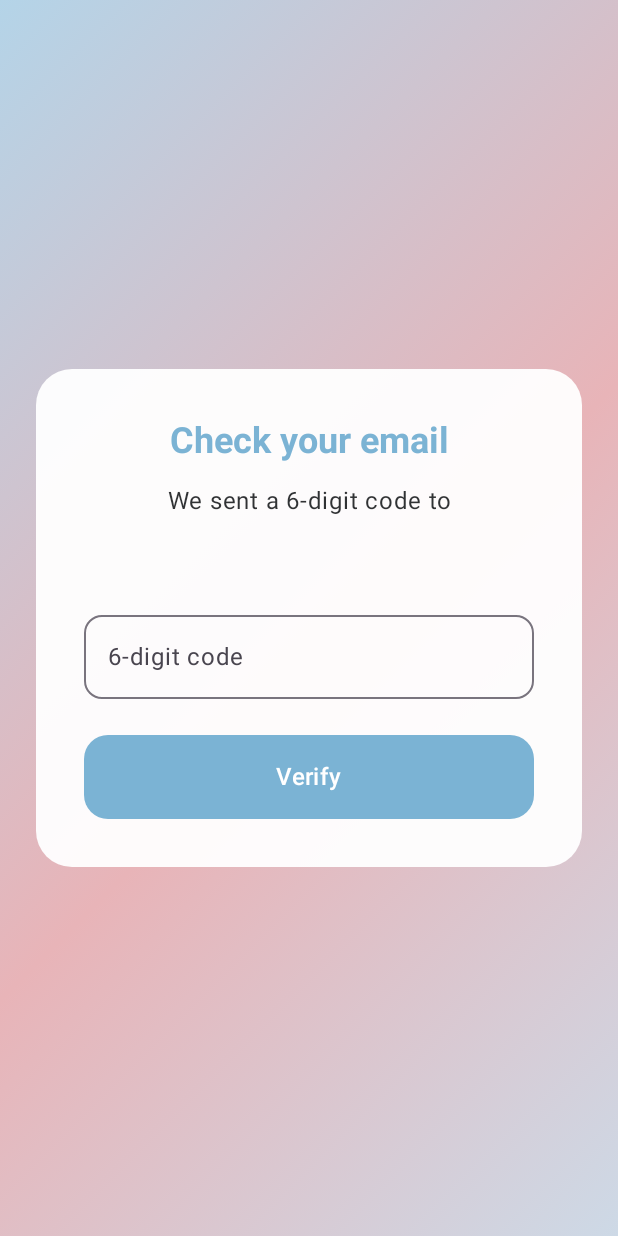
After one commit to lf0rlance/sweng24-guidewirehomealarm, an Android app built with Jetpack Compose: the composable OtpScreen called with empty values, on a phone screen of 412 x 824 dp. The commit adds this screen. Run offline under Robolectric (Android 15) with nearby library versions, the phone set to English and light mode, and no system bars.

Commit message:
Two factor authentication, email verification

```diff
--- /dev/null
+++ b/frontend/app/src/main/java/com/example/guidewirehomesecurityapp/ui/screens/OtpScreen.kt
@@ -0,0 +1,139 @@
+package com.example.guidewirehomesecurityapp.ui.screens
+
+import android.widget.Toast
+import androidx.compose.foundation.background
+import androidx.compose.foundation.layout.*
+import androidx.compose.foundation.shape.RoundedCornerShape
+import androidx.compose.foundation.text.KeyboardOptions
+import androidx.compose.material3.*
+import androidx.compose.runtime.*
+import androidx.compose.ui.Alignment
+import androidx.compose.ui.Modifier
+import androidx.compose.ui.draw.clip
+import androidx.compose.ui.geometry.Offset
+import androidx.compose.ui.graphics.Brush
+import androidx.compose.ui.platform.LocalContext
+import androidx.compose.ui.text.font.FontWeight
+import androidx.compose.ui.text.input.KeyboardType
+import androidx.compose.ui.text.style.TextAlign
+import androidx.compose.ui.unit.dp
+import com.example.guidewirehomesecurityapp.auth.BackendAuthService
+
+@Composable
+fun OtpScreen(
+    email: String,
+    modifier: Modifier = Modifier,
+    onVerified: () -> Unit = {}
+) {
+    val context = LocalContext.current
+    val colorScheme = MaterialTheme.colorScheme
+    var code by remember { mutableStateOf("") }
+    var isLoading by remember { mutableStateOf(false) }
+
+    Box(
+        modifier = modifier
+            .fillMaxSize()
+            .background(
+                brush = Brush.linearGradient(
+                    colors = listOf(
+                        colorScheme.primaryContainer,
+                        colorScheme.secondaryContainer,
+                        colorScheme.primaryContainer.copy(alpha = 0.7f)
+                    ),
+                    start = Offset(0f, 0f),
+                    end = Offset(1000f, 1000f)
+                )
+            )
+    ) {
+        Column(
+            modifier = Modifier
+                .fillMaxSize()
+                .padding(24.dp),
+            horizontalAlignment = Alignment.CenterHorizontally,
+            verticalArrangement = Arrangement.Center
+        ) {
+            Column(
+                modifier = Modifier
+                    .fillMaxWidth()
+                    .clip(RoundedCornerShape(24.dp))
+                    .background(colorScheme.surface.copy(alpha = 0.95f))
+                    .padding(32.dp),
+                horizontalAlignment = Alignment.CenterHorizontally
+            ) {
+                Text(
+                    text = "Check your email",
+                    style = MaterialTheme.typography.headlineSmall,
+                    fontWeight = FontWeight.Bold,
+                    color = colorScheme.primary,
+                    textAlign = TextAlign.Center
+                )
+                Spacer(Modifier.height(12.dp))
+                Text(
+                    text = "We sent a 6-digit code to\n$email",
+                    style = MaterialTheme.typography.bodyLarge,
+                    color = colorScheme.onSurface.copy(alpha = 0.9f),
+                    textAlign = TextAlign.Center
+                )
+                Spacer(Modifier.height(32.dp))
+
+                OutlinedTextField(
+                    value = code,
+                    onValueChange = { if (it.length <= 6) code = it },
+                    label = { Text("6-digit code") },
+                    singleLine = true,
+                    keyboardOptions = KeyboardOptions(keyboardType = KeyboardType.Number),
+                    modifier = Modifier.fillMaxWidth(),
+                    shape = RoundedCornerShape(12.dp)
+                )
+
+                Spacer(Modifier.height(24.dp))
+
+                Button(
+                    onClick = {
+                        if (code.length != 6) {
+                            Toast.makeText(context, "Please enter the full 6-digit code", Toast.LENGTH_SHORT).show()
+                            return@Button
+                        }
+                        isLoading = true
+                        BackendAuthService.verifyOtp(
+                            context = context,
+                            email = email,
+                            code = code,
+                            onSuccess = {
+                                isLoading = false
+                                onVerified()
+                            },
+                            onError = { msg ->
+                                isLoading = false
+                                Toast.makeText(context, msg, Toast.LENGTH_LONG).show()
+                            }
+                        )
+                    },
+                    modifier = Modifier
+                        .fillMaxWidth()
+                        .height(56.dp),
+                    shape = RoundedCornerShape(16.dp),
+                    enabled = !isLoading,
+                    colors = ButtonDefaults.buttonColors(
+                        containerColor = colorScheme.primary,
+                        contentColor = colorScheme.onPrimary
+                    )
+                ) {
+                    if (isLoading) {
+                        CircularProgressIndicator(
+                            color = colorScheme.onPrimary,
+                            modifier = Modifier.size(24.dp),
+                            strokeWidth = 2.dp
+                        )
+                    } else {
+                        Text(
+                            text = "Verify",
+                            style = MaterialTheme.typography.titleMedium,
+                            fontWeight = FontWeight.SemiBold
+                        )
+                    }
+                }
+            }
+        }
+    }
+}
```
Also changed, not shown: frontend/app/src/main/java/com/example/guidewirehomesecurityapp/MainActivity.kt (+16 -1 lines), frontend/app/src/main/java/com/example/guidewirehomesecurityapp/auth/BackendAuthService.kt (+83 -1 lines), frontend/app/src/main/java/com/example/guidewirehomesecurityapp/auth/GoogleSignInUtils.kt (+5 -4 lines), frontend/app/src/main/java/com/example/guidewirehomesecurityapp/ui/screens/LoginScreen.kt (+10 -6 lines), 5 other files.
